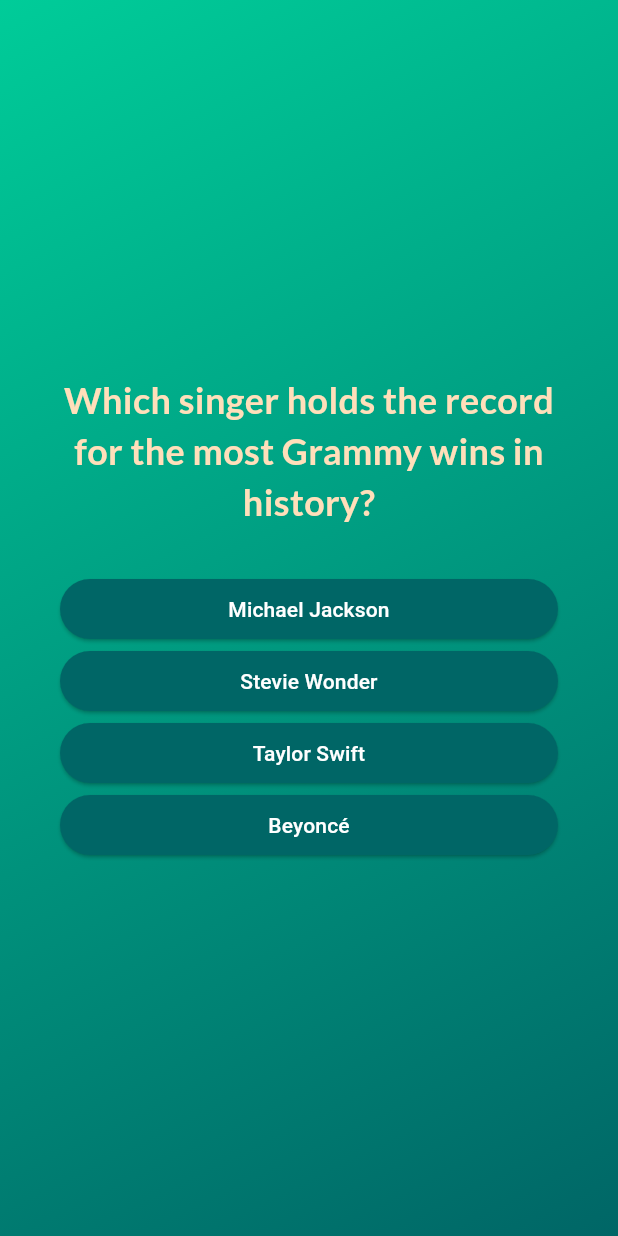
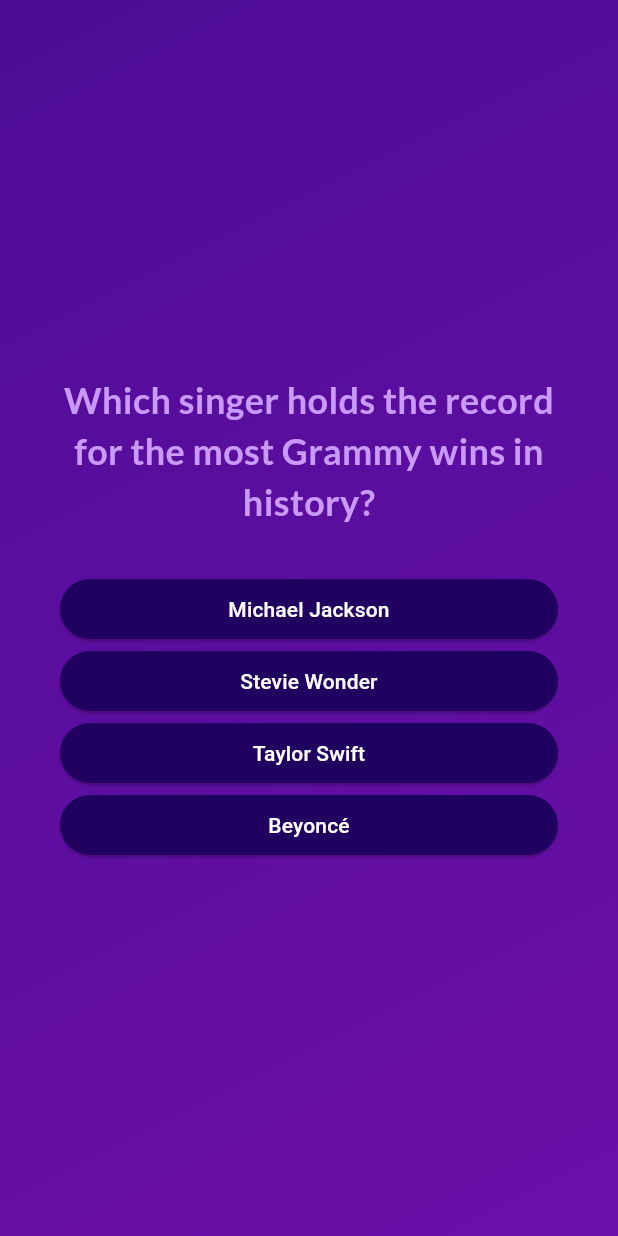
Before and after one commit to HitzCommitted/flutter_quiz_app, a Flutter app: the screen it shows after launch, after a tap on "Start Quiz", on a phone screen of 412 x 824 dp. Run offline on Flutter 3.47's test engine with Material 3 defaults, Android fonts, the phone set to English and light mode, and no system bars; our stand-ins replace google_fonts.

Commit message:
styling changes

```diff
--- a/lib/answer_button.dart
+++ b/lib/answer_button.dart
@@ -16,7 +16,7 @@ class AnswerButton extends StatelessWidget {
       onPressed: onTap,
       style: ElevatedButton.styleFrom(
         padding: const EdgeInsets.symmetric(horizontal: 40, vertical: 10),
-        backgroundColor: const Color.fromARGB(255, 0, 102, 102), // Teal Shadow
+        backgroundColor: const Color.fromARGB(255, 33, 1, 95), // Teal Shadow
         foregroundColor: Colors.white,
         shape: RoundedRectangleBorder(borderRadius: BorderRadius.circular(40)),
       ),
--- a/lib/questions_screen.dart
+++ b/lib/questions_screen.dart
@@ -41,7 +41,7 @@ class _QuestionsScreenState extends State<QuestionsScreen> {
               currentQuestion.text,
               textAlign: TextAlign.center,
               style: GoogleFonts.lato(
-                color: const Color.fromARGB(255, 255, 223, 186), // Soft Peach
+                color: const Color.fromARGB(255, 201, 153, 251),
                 fontSize: 24,
                 fontWeight: FontWeight.bold,
               ),
--- a/lib/questions_summary/summary_item.dart
+++ b/lib/questions_summary/summary_item.dart
@@ -30,7 +30,7 @@ class SummaryItem extends StatelessWidget {
                   itemData['question'] as String,
                   style: GoogleFonts.lato(
                     color: Colors.white,
-                    fontSize: 16,
+                    fontSize: 20,
                     fontWeight: FontWeight.bold,
                   ),
                 ),
@@ -39,12 +39,14 @@ class SummaryItem extends StatelessWidget {
                   itemData['user_answer'] as String,
                   style: const TextStyle(
                     color: Color.fromARGB(255, 202, 171, 252),
+                    fontSize: 20,
                   ),
                 ),
                 Text(
                   itemData['correct_answer'] as String,
                   style: const TextStyle(
                     color: Color.fromARGB(255, 181, 254, 246),
+                    fontSize: 20,
                   ),
                 ),
               ],
--- a/lib/quiz.dart
+++ b/lib/quiz.dart
@@ -61,8 +61,8 @@ class _QuizState extends State<Quiz> {
           decoration: const BoxDecoration(
             gradient: LinearGradient(
               colors: [
-                Color.fromARGB(255, 0, 204, 153), // Emerald Green
-                Color.fromARGB(255, 0, 102, 102), // Teal Shadow
+                Color.fromARGB(255, 78, 13, 151),
+                Color.fromARGB(255, 107, 15, 168),
               ],
               begin: Alignment.topLeft,
               end: Alignment.bottomRight,
--- a/lib/start_screen.dart
+++ b/lib/start_screen.dart
@@ -15,13 +15,13 @@ class StartScreen extends StatelessWidget {
           Image.asset(
             'assets/images/quiz-logo.png',
             width: 350,
-            color: Color.fromARGB(200, 250, 250, 250), // Subtle off-white
+            color: Color.fromARGB(150, 255, 255, 255),
           ),
           SizedBox(height: 25),
           Text(
             'Fast Questions. Smart Fun!',
             style: GoogleFonts.lato(
-              color: const Color.fromARGB(255, 255, 223, 186), // Soft Peach
+              color: const Color.fromARGB(255, 237, 223, 252),
               fontSize: 24,
               fontWeight: FontWeight.bold,
             ),
@@ -34,7 +34,7 @@ class StartScreen extends StatelessWidget {
             label: Text(
               'Start Quiz',
               style: GoogleFonts.lato(
-                color: Color.fromARGB(255, 255, 223, 186), // Soft Peach
+                color: Color.fromARGB(255, 237, 223, 252),
                 fontSize: 24,
                 fontWeight: FontWeight.bold,
               ),
```
Also changed, not shown: lib/results_screen.dart (+7 -1 lines).
